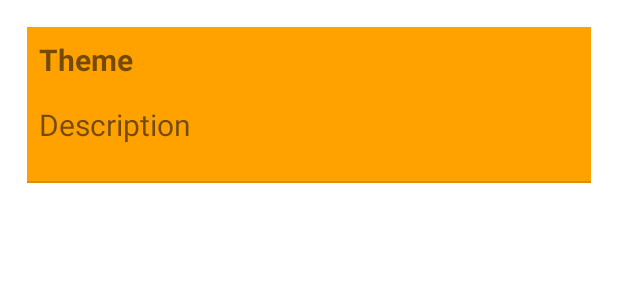
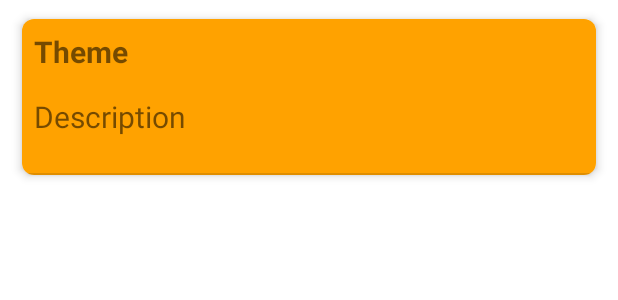
Before and after one commit to EgorPoprotskiy/Note, an Android app: the layout item_note.xml on its own in the app's theme, with its tools: preview values and no code run, on a phone screen of 412 x 824 dp. Shown: the top 300 px of the screen. Run offline under Robolectric (Android 15) with nearby library versions, the phone set to English and light mode, and no system bars.

Commit message:
Changed the type of notes

```diff
--- a/app/src/main/java/com/egorpoprotskiy/note/NoteListFragment.kt
+++ b/app/src/main/java/com/egorpoprotskiy/note/NoteListFragment.kt
@@ -8,6 +8,7 @@ import android.view.ViewGroup
 import androidx.fragment.app.activityViewModels
 import androidx.navigation.fragment.findNavController
 import androidx.recyclerview.widget.GridLayoutManager
+import androidx.recyclerview.widget.LinearLayoutManager
 import com.egorpoprotskiy.note.ViewModel.NoteViewModel
 import com.egorpoprotskiy.note.ViewModel.NoteViewModelFactory
 import com.egorpoprotskiy.note.adapter.NoteListAdapter
@@ -55,7 +56,8 @@ class NoteListFragment : Fragment() {
 
         // 7.3 RecyclerView по-умолчанию будет списком
 //        binding.recyclerView.layoutManager = LinearLayoutManager(this.context)
-        binding.recyclerView.layoutManager = GridLayoutManager(this.context, 2)
+//        binding.recyclerView.layoutManager = GridLayoutManager(this.context, 2)
+
 
         // 7.4 Переход на на другой фрагмент
         binding.addNote.setOnClickListener {
--- /dev/null
+++ b/app/src/main/res/drawable/baseline_share_24.xml
@@ -0,0 +1,5 @@
+<vector android:height="24dp" android:tint="#FFFFFF"
+    android:viewportHeight="24" android:viewportWidth="24"
+    android:width="24dp" xmlns:android="http://schemas.android.com/apk/res/android">
+    <path android:fillColor="@android:color/white" android:pathData="M18,16.08c-0.76,0 -1.44,0.3 -1.96,0.77L8.91,12.7c0.05,-0.23 0.09,-0.46 0.09,-0.7s-0.04,-0.47 -0.09,-0.7l7.05,-4.11c0.54,0.5 1.25,0.81 2.04,0.81 1.66,0 3,-1.34 3,-3s-1.34,-3 -3,-3 -3,1.34 -3,3c0,0.24 0.04,0.47 0.09,0.7L8.04,9.81C7.5,9.31 6.79,9 6,9c-1.66,0 -3,1.34 -3,3s1.34,3 3,3c0.79,0 1.5,-0.31 2.04,-0.81l7.12,4.16c-0.05,0.21 -0.08,0.43 -0.08,0.65 0,1.61 1.31,2.92 2.92,2.92 1.61,0 2.92,-1.31 2.92,-2.92s-1.31,-2.92 -2.92,-2.92z"/>
+</vector>
--- a/app/src/main/res/layout/fragment_note_list.xml
+++ b/app/src/main/res/layout/fragment_note_list.xml
@@ -1,6 +1,7 @@
 <?xml version="1.0" encoding="utf-8"?>
 
-<androidx.constraintlayout.widget.ConstraintLayout xmlns:android="http://schemas.android.com/apk/res/android"
+<androidx.constraintlayout.widget.ConstraintLayout
+    xmlns:android="http://schemas.android.com/apk/res/android"
     xmlns:app="http://schemas.android.com/apk/res-auto"
     xmlns:tools="http://schemas.android.com/tools"
     android:layout_width="match_parent"
--- a/app/src/main/res/layout/item_note.xml
+++ b/app/src/main/res/layout/item_note.xml
@@ -1,21 +1,26 @@
 <?xml version="1.0" encoding="utf-8"?>
-<androidx.constraintlayout.widget.ConstraintLayout xmlns:android="http://schemas.android.com/apk/res/android"
+
+
+<androidx.cardview.widget.CardView
+    xmlns:android="http://schemas.android.com/apk/res/android"
     xmlns:app="http://schemas.android.com/apk/res-auto"
     xmlns:tools="http://schemas.android.com/tools"
     android:layout_width="match_parent"
     android:layout_height="wrap_content"
-    android:layout_margin="@dimen/marginAll"
-    android:padding="2dp">
+    android:layout_marginStart="@dimen/start"
+    android:layout_marginTop="@dimen/top"
+    android:layout_marginEnd="@dimen/end"
+    android:layout_marginBottom="@dimen/bottom"
+    app:cardCornerRadius="@dimen/radius"
+    app:cardElevation="@dimen/elevation"
+    app:cardUseCompatPadding="true">
 
     <LinearLayout
         android:id="@+id/noteColor"
-        android:layout_width="0dp"
+        android:layout_width="match_parent"
         android:layout_height="wrap_content"
         android:background="@color/orange_200"
-        android:orientation="vertical"
-        app:layout_constraintEnd_toEndOf="parent"
-        app:layout_constraintStart_toStartOf="parent"
-        app:layout_constraintTop_toTopOf="parent">
+        android:orientation="vertical">
 
         <TextView
             android:id="@+id/noteHeading"
@@ -45,4 +50,4 @@
             android:background="?attr/dividerHorizontal"
             app:layout_constraintTop_toBottomOf="@id/noteDescription" />
     </LinearLayout>
-</androidx.constraintlayout.widget.ConstraintLayout>
+</androidx.cardview.widget.CardView>
--- a/app/src/main/res/values/dimens.xml
+++ b/app/src/main/res/values/dimens.xml
@@ -6,4 +6,11 @@
     <dimen name="marginTop">8dp</dimen>
     <dimen name="marginStart">8dp</dimen>
     <dimen name="marginEnd">8dp</dimen>
+    <dimen name="top">4dp</dimen>
+    <dimen name="start">8dp</dimen>
+    <dimen name="end">8dp</dimen>
+    <dimen name="bottom">4dp</dimen>
+    <dimen name="radius">8dp</dimen>
+    <dimen name="elevation">4dp</dimen>
+
 </resources>
```
Also changed, not shown: 2 other files.
